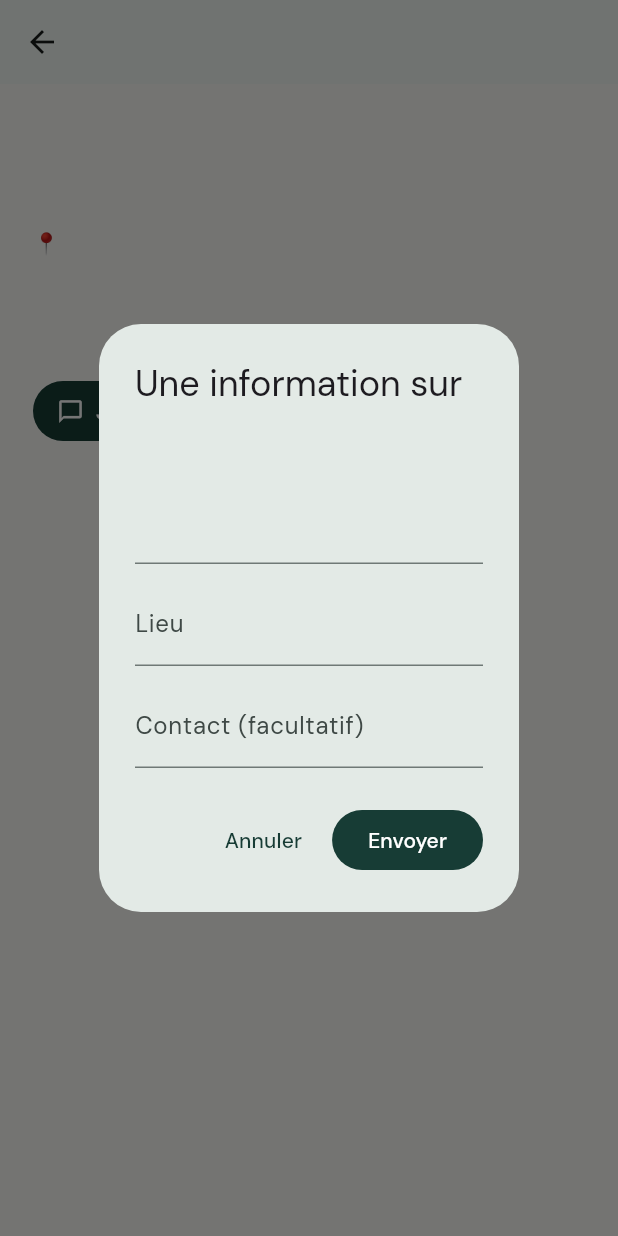
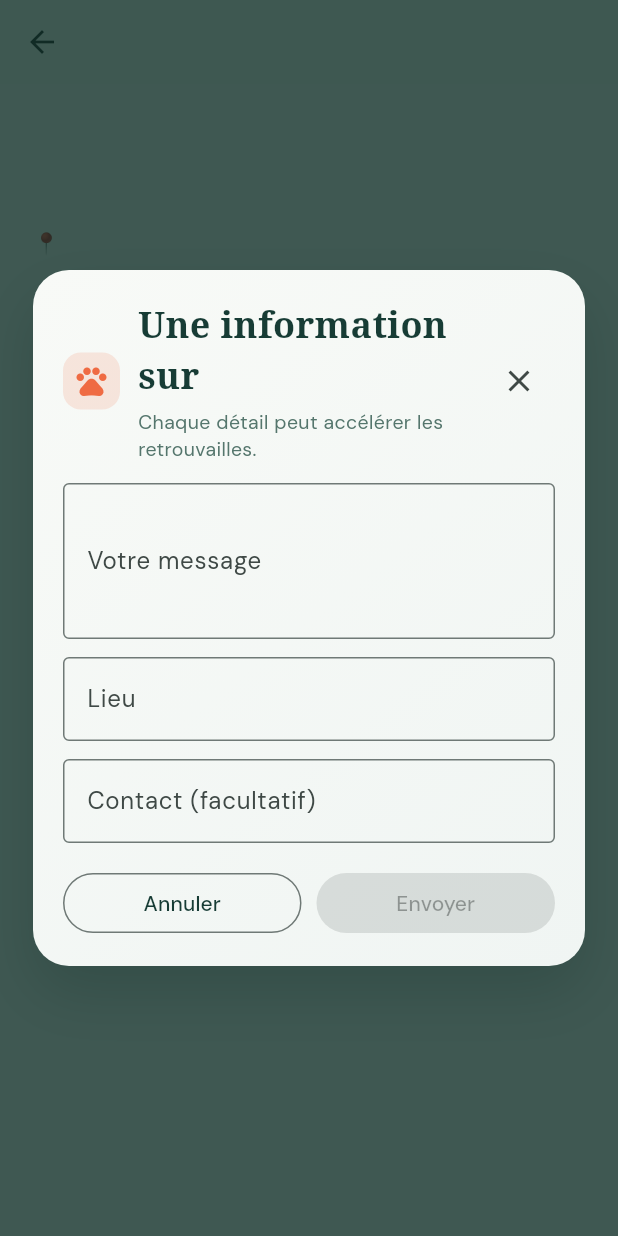
Before and after one commit to rlocoselli/chatperdu, a Flutter app: the DetailPage screen opened directly with empty values, after a tap on "J'ai une information", on a phone screen of 412 x 824 dp. Run offline on Flutter 3.47's test engine with Material 3 defaults, Android fonts, the phone set to English and light mode, and no system bars; our stand-ins replace google_fonts, google_mobile_ads, image_picker, shared_preferences; accounts and stored records are empty; network calls fail; statements that could not run were skipped.

```diff
--- a/mobile/lib/config.dart
+++ b/mobile/lib/config.dart
@@ -1,6 +1,12 @@
 class AppConfig {
   static const apiUrl = String.fromEnvironment('API_URL',
-      defaultValue: 'http://10.0.2.2:5000/api');
+      defaultValue: 'https://audeladedonnees.fr/api');
+  static const authUrl = String.fromEnvironment('AUTH_URL',
+      defaultValue: 'https://audeladedonnees.fr');
+  static const audelaGoogleApp = String.fromEnvironment('AUDELA_GOOGLE_APP',
+      defaultValue: 'tenant');
+  static const audelaTenantSlug = String.fromEnvironment('AUDELA_TENANT_SLUG',
+      defaultValue: '');
   static const privacyUrl = String.fromEnvironment('PRIVACY_URL',
       defaultValue: 'https://example.fr/confidentialite');
   static const productionAds =
--- a/mobile/lib/main.dart
+++ b/mobile/lib/main.dart
@@ -3,6 +3,7 @@ import 'dart:io';
 import 'package:flutter/material.dart';
 import 'package:google_fonts/google_fonts.dart';
 import 'package:image_picker/image_picker.dart';
+import 'package:url_launcher/url_launcher.dart';
 import 'models/report.dart';
 import 'services/ad_service.dart';
 import 'services/api_service.dart';
@@ -311,30 +312,33 @@ class DetailPage extends StatelessWidget {
     final controller = TextEditingController();
     final place = TextEditingController();
     final contact = TextEditingController();
-    final message = await showDialog<String>(
-        context: context,
-        builder: (dialog) => AlertDialog(
-                title: Text('Une information sur ${report.name}'),
-          content: Column(mainAxisSize: MainAxisSize.min, children: [
-            TextField(controller: controller, maxLines: 3),
+    final message = await _showFancyFormDialog(
+        context,
+        title: 'Une information sur ${report.name}',
+        subtitle: 'Chaque détail peut accélérer les retrouvailles.',
+        primaryLabel: 'Envoyer',
+        fields: [
+          TextField(
+            controller: controller,
+            maxLines: 3,
+            decoration: const InputDecoration(
+                labelText: 'Votre message', border: OutlineInputBorder()),
+          ),
           const SizedBox(height: 12),
           TextField(
             controller: place,
-              decoration: const InputDecoration(labelText: 'Lieu')),
+            decoration: const InputDecoration(
+                labelText: 'Lieu', border: OutlineInputBorder()),
+          ),
           const SizedBox(height: 12),
           TextField(
             controller: contact,
-              decoration:
-                const InputDecoration(labelText: 'Contact (facultatif)'))
-          ]),
-                actions: [
-                  TextButton(
-                      onPressed: () => Navigator.pop(dialog),
-                      child: const Text('Annuler')),
-                  FilledButton(
-                      onPressed: () => Navigator.pop(dialog, controller.text),
-                      child: const Text('Envoyer'))
-                ]));
+            decoration: const InputDecoration(
+                labelText: 'Contact (facultatif)', border: OutlineInputBorder()),
+          ),
+        ],
+        valueBuilder: () => controller.text,
+        canSubmit: () => controller.text.trim().length > 2);
     if (message != null && message.length > 2)
       await api.sighting(report.id, message,
           place: place.text, contact: contact.text);
@@ -451,10 +455,19 @@ class _NotificationsPageState extends State<NotificationsPage> {
           builder: (_, snapshot) {
             if (snapshot.hasError)
               return Center(
-                  child: FilledButton.icon(
+                child: Column(
+                  mainAxisSize: MainAxisSize.min,
+                  children: [
+                FilledButton.icon(
                   onPressed: _login,
                   icon: const Icon(Icons.login),
-                      label: const Text('Se connecter')));
+                  label: const Text('Se connecter')),
+                const SizedBox(height: 10),
+                OutlinedButton.icon(
+                  onPressed: _loginWithGoogle,
+                  icon: const Icon(Icons.g_mobiledata),
+                  label: const Text('Continuer avec Google (Audela)')),
+                ]));
             if (!snapshot.hasData)
               return const Center(child: CircularProgressIndicator());
             if (snapshot.data!.isEmpty)
@@ -474,31 +487,133 @@ class _NotificationsPageState extends State<NotificationsPage> {
           }));
   Future<void> _login() async {
     final email = TextEditingController(), password = TextEditingController();
-    await showDialog(
-        context: context,
-        builder: (dialog) => AlertDialog(
-                title: const Text('Se connecter'),
-                content: Column(mainAxisSize: MainAxisSize.min, children: [
+    final payload = await _showFancyFormDialog<Map<String, String>>(
+      context,
+      title: 'Connexion propriétaire',
+      subtitle: 'Retrouvez vos notifications privées.',
+      primaryLabel: 'Continuer',
+      fields: [
         TextField(
             controller: email,
-                      decoration: const InputDecoration(labelText: 'Email')),
+            keyboardType: TextInputType.emailAddress,
+            decoration: const InputDecoration(
+                labelText: 'Email', border: OutlineInputBorder())),
+        const SizedBox(height: 12),
         TextField(
             controller: password,
             obscureText: true,
-                      decoration:
-                          const InputDecoration(labelText: 'Mot de passe'))
-                ]),
-                actions: [
-                  FilledButton(
-                      onPressed: () async {
+            decoration: const InputDecoration(
+                labelText: 'Mot de passe', border: OutlineInputBorder()))
+      ],
+      valueBuilder: () => {
+        'email': email.text.trim(),
+        'password': password.text,
+      },
+      canSubmit: () => email.text.trim().contains('@') && password.text.isNotEmpty,
+    );
+    if (payload != null) {
       await widget.api.authenticate('login',
-                            email: email.text, password: password.text);
-                        if (dialog.mounted) Navigator.pop(dialog);
-                      },
-                      child: const Text('Continuer'))
-                ]));
+          email: payload['email']!, password: payload['password']!);
+    }
     setState(() => future = widget.api.notifications());
   }
+
+  Future<void> _loginWithGoogle() async {
+    final url = widget.api.audelaGoogleLoginUri();
+    final launched = await launchUrl(url, mode: LaunchMode.externalApplication);
+    if (!launched && mounted) {
+      ScaffoldMessenger.of(context).showSnackBar(
+          const SnackBar(content: Text('Impossible d\'ouvrir la connexion Google Audela.')));
+    }
+  }
+}
+
+Future<T?> _showFancyFormDialog<T>(
+  BuildContext context, {
+  required String title,
+  required String subtitle,
+  required String primaryLabel,
+  required List<Widget> fields,
+  required T Function() valueBuilder,
+  required bool Function() canSubmit,
+}) {
+  return showDialog<T>(
+      context: context,
+      barrierColor: const Color(0xcc102f28),
+      builder: (dialog) => Dialog(
+            backgroundColor: Colors.transparent,
+            insetPadding: const EdgeInsets.symmetric(horizontal: 22, vertical: 24),
+            child: Container(
+              decoration: BoxDecoration(
+                borderRadius: BorderRadius.circular(24),
+                gradient: const LinearGradient(
+                    begin: Alignment.topLeft,
+                    end: Alignment.bottomRight,
+                    colors: [Color(0xfff8faf7), Color(0xfff0f5f3)]),
+                boxShadow: const [
+                  BoxShadow(
+                      color: Color(0x40112e28),
+                      blurRadius: 34,
+                      offset: Offset(0, 18))
+                ],
+              ),
+              child: Padding(
+                padding: const EdgeInsets.fromLTRB(20, 20, 20, 18),
+                child: StatefulBuilder(builder: (ctx, setLocalState) {
+                  return Column(mainAxisSize: MainAxisSize.min, children: [
+                    Row(children: [
+                      Container(
+                        height: 38,
+                        width: 38,
+                        decoration: BoxDecoration(
+                            color: orange.withValues(alpha: 0.15),
+                            borderRadius: BorderRadius.circular(12)),
+                        child: const Icon(Icons.pets, color: orange),
+                      ),
+                      const SizedBox(width: 12),
+                      Expanded(
+                          child: Column(
+                              crossAxisAlignment: CrossAxisAlignment.start,
+                              children: [
+                            Text(title,
+                                style: const TextStyle(
+                                    color: green,
+                                    fontFamily: 'serif',
+                                    fontSize: 24,
+                                    fontWeight: FontWeight.bold)),
+                            const SizedBox(height: 4),
+                            Text(subtitle,
+                                style: const TextStyle(
+                                    color: Color(0xff55766d),
+                                    fontSize: 13,
+                                    height: 1.4))
+                          ])),
+                      IconButton(
+                          onPressed: () => Navigator.pop(dialog),
+                          icon: const Icon(Icons.close))
+                    ]),
+                    const SizedBox(height: 14),
+                    ...fields,
+                    const SizedBox(height: 16),
+                    Row(children: [
+                      Expanded(
+                          child: OutlinedButton(
+                              onPressed: () => Navigator.pop(dialog),
+                              child: const Text('Annuler'))),
+                      const SizedBox(width: 10),
+                      Expanded(
+                          child: FilledButton(
+                              style: FilledButton.styleFrom(backgroundColor: orange),
+                              onPressed: canSubmit()
+                                  ? () => Navigator.pop(dialog, valueBuilder())
+                                  : null,
+                              child: Text(primaryLabel)))
+                    ])
+                  ]);
+                }),
+              ),
+            ),
+          ));
 }
 
 class PrivacyPage extends StatelessWidget {
```
Also changed, not shown: mobile/lib/services/api_service.dart (+15 -1 lines), mobile/pubspec.yaml (+11 -0 lines), mobile/pubspec.lock, 26 other files. Lines whose indentation alone changed are shown as unchanged.
